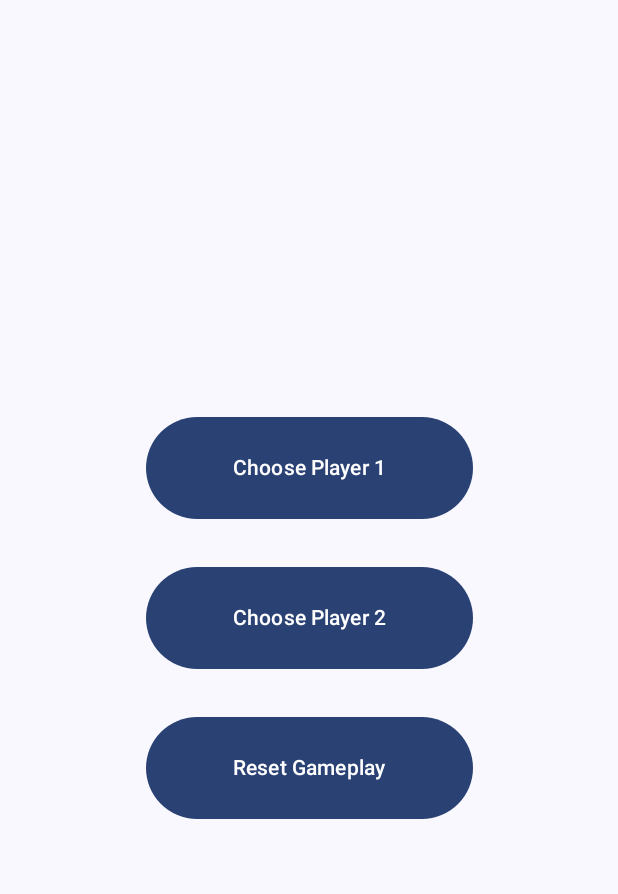
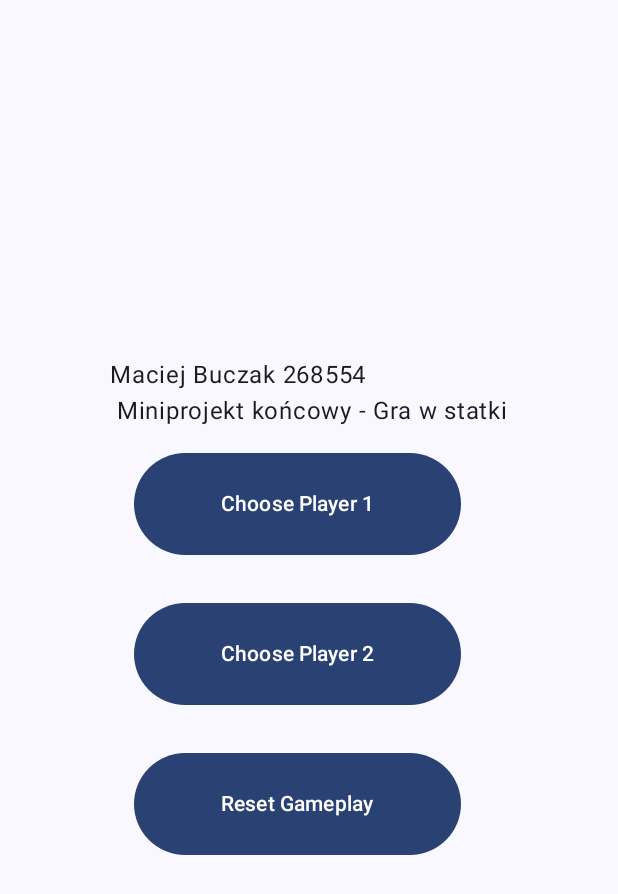
Before and after one commit to Buczixo/ProjektWarships, an Android app built with Jetpack Compose: the screen it shows after launch (MainActivity), on a phone screen of 412 x 824 dp. Shown: the top 894 px of the screen. Run offline under Robolectric (Android 15) with nearby library versions, the phone set to English and light mode, and no system bars; our stand-ins replace Firebase (no records; nobody signed in at launch, a user with empty details on screens opened directly).

Commit message:
Finito (dodano wymagania końcowe)

```diff
--- a/app/src/main/java/com/example/myapplication/MainActivity.kt
+++ b/app/src/main/java/com/example/myapplication/MainActivity.kt
@@ -201,6 +201,7 @@ fun DataDownload(player: String) {
 fun PlayerSelector(navController: NavController) {
 
     Column {
+        Text(text = "Maciej Buczak 268554 \n Miniprojekt końcowy - Gra w statki")
         Button(
             onClick = {
                 Player = "Player1"
```
